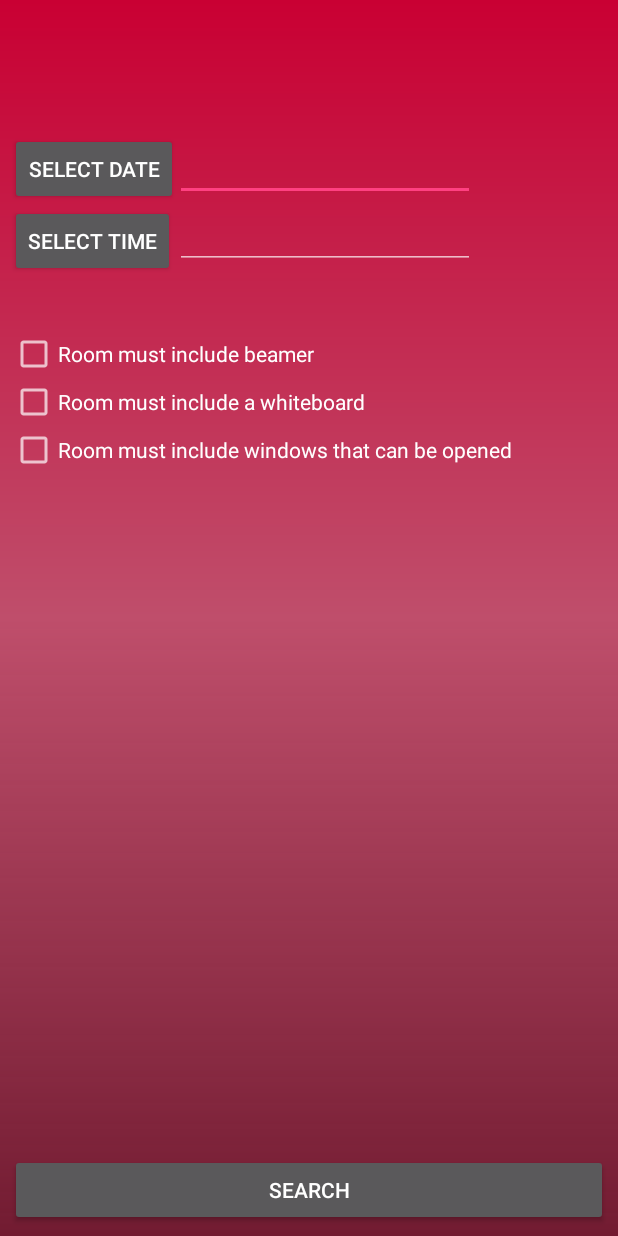
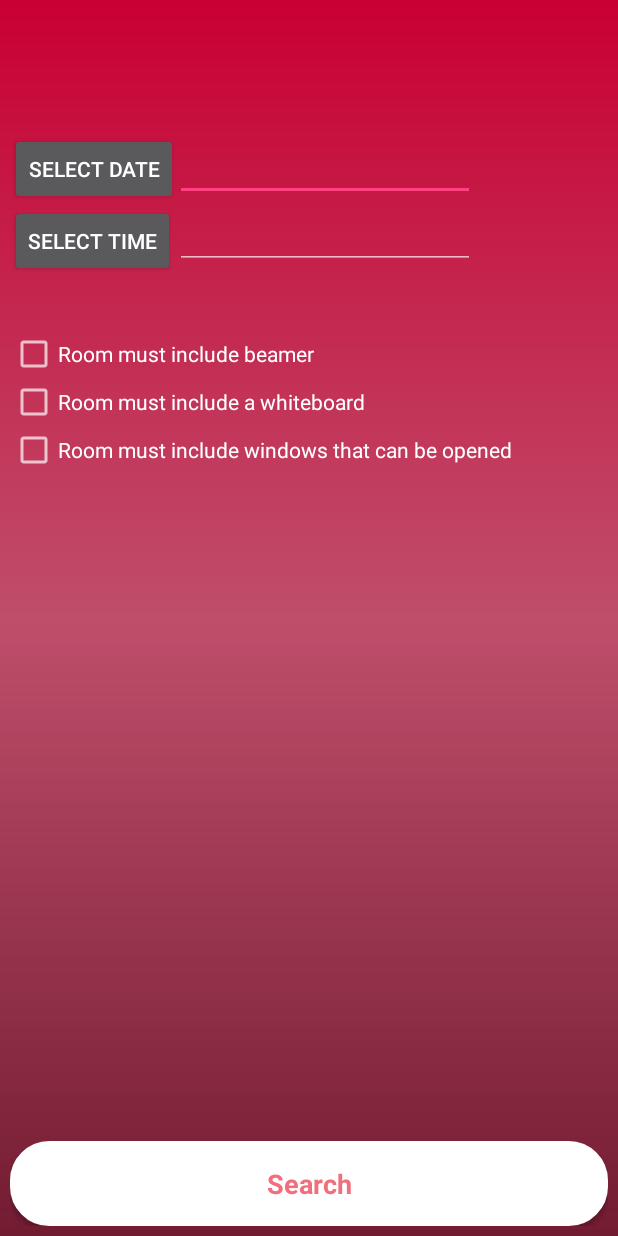
Before and after one commit to 0912718/LabAndroidv2, an Android app: the newBookingClass screen opened directly, with no data from a screen before it, on a phone screen of 412 x 824 dp. Run offline under Robolectric (Android 15) with nearby library versions, the phone set to English and light mode, and no system bars.

Commit message:
latest changes and bugfixes, nothing big since last one

```diff
--- a/app/src/main/res/layout/datetimepicker_layout.xml
+++ b/app/src/main/res/layout/datetimepicker_layout.xml
@@ -40,11 +40,21 @@
 
     <Button
         android:id="@+id/search"
+        style="@style/Base.TextAppearance.AppCompat.Body1"
         android:layout_width="match_parent"
         android:layout_height="wrap_content"
         android:layout_alignParentBottom="true"
         android:layout_alignParentStart="true"
-        android:text="Search" />
+        android:layout_marginTop="24dp"
+        android:background="@drawable/background_login"
+        android:clickable="true"
+        android:elevation="5dp"
+        android:padding="16dp"
+        android:text="Search"
+        android:textAllCaps="false"
+        android:textColor="#f16f7d"
+        android:textSize="18sp"
+        android:textStyle="bold" />
 
     <CheckBox
         android:id="@+id/checkBeamer"
```
Also changed, not shown: app/src/main/res/layout/activity_login.xml (+11 -12 lines).
